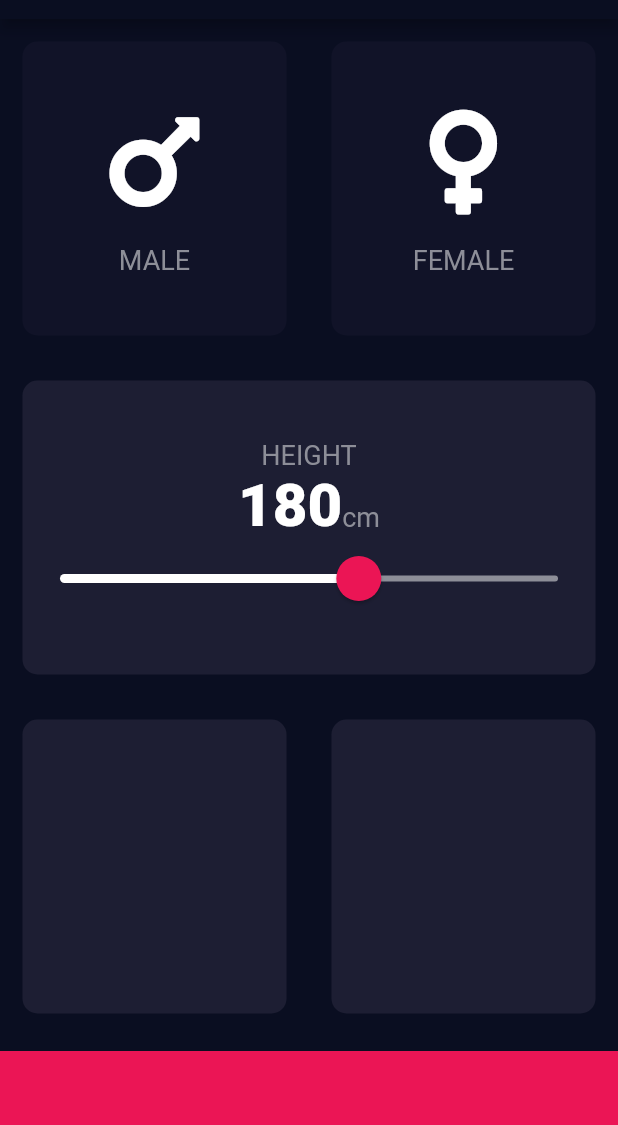
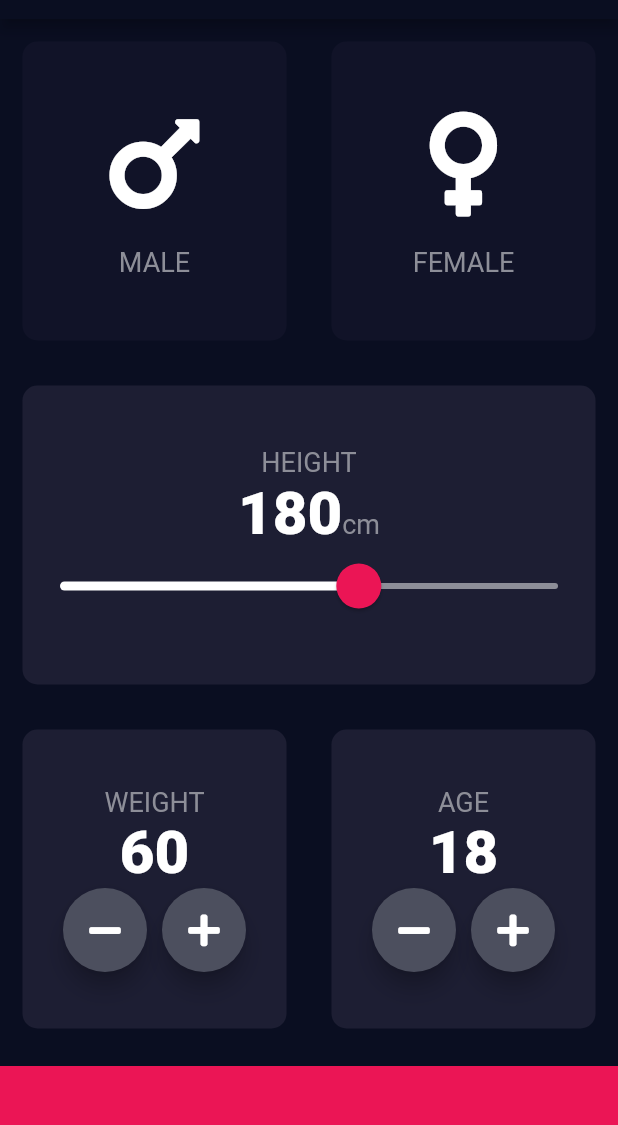
Before and after one commit to malgwi/BMI, a Flutter app: the screen it shows after launch, on a phone screen of 412 x 824 dp, the part 65-1190 px from its top. Run offline on Flutter 3.47's test engine with Material 2 defaults, Android fonts, the phone set to English and light mode, and no system bars; our stand-ins replace font_awesome_flutter.

Commit message:
UI completed

```diff
--- a/lib/constants.dart
+++ b/lib/constants.dart
@@ -1,7 +1,7 @@
 import 'package:flutter/material.dart';
 
 // const for colors and height
-const kBottomContainerHeight = 80.0;
+const kBottomContainerHeight = 70.0;
 const kActiveCardColor = Color(0xff1d1e33);
 const kInactiveCardColor = Color(0xff111328);
 const kBottomContainerColor = Color(0xffeb1555);
--- a/lib/input_page.dart
+++ b/lib/input_page.dart
@@ -17,6 +17,8 @@ class InputPage extends StatefulWidget {
 class _InputPageState extends State<InputPage> {
   Gender selectedGender;
   int height = 180;
+  int weight = 60;
+  int age = 18;
 
   @override
   Widget build(BuildContext context) {
@@ -89,6 +91,7 @@ class _InputPageState extends State<InputPage> {
                         )
                       ],
                     ),
+                    SizedBox(width: 15.0),
                     SliderTheme(
                       data: SliderTheme.of(context).copyWith(
                         activeTrackColor: Colors.white,
@@ -121,11 +124,85 @@ class _InputPageState extends State<InputPage> {
                 Expanded(
                   child: ReusableCard(
                     colour: kActiveCardColor,
+                    cardChild: Column(
+                      mainAxisAlignment: MainAxisAlignment.center,
+                      children: <Widget>[
+                        Text(
+                          'WEIGHT',
+                          style: kLabelTextStyle,
+                        ),
+                        Text(
+                          weight.toString(),
+                          style: kNumberTextStyle,
+                        ),
+                        Row(
+                          mainAxisAlignment: MainAxisAlignment.center,
+                          children: <Widget>[
+                            RoundActionButton(
+                              icon: FontAwesomeIcons.minus,
+                              onPressed: () {
+                                setState(() {
+                                  weight--;
+                                });
+                              },
+                            ),
+                            SizedBox(
+                              width: 10.0,
+                            ),
+                            RoundActionButton(
+                              icon: FontAwesomeIcons.plus,
+                              onPressed: () {
+                                setState(() {
+                                  weight++;
+                                });
+                              },
+                            ),
+                          ],
+                        )
+                      ],
+                    ),
                   ),
                 ),
                 Expanded(
                   child: ReusableCard(
                     colour: kActiveCardColor,
+                    cardChild: Column(
+                      mainAxisAlignment: MainAxisAlignment.center,
+                      children: <Widget>[
+                        Text(
+                          'AGE',
+                          style: kLabelTextStyle,
+                        ),
+                        Text(
+                          age.toString(),
+                          style: kNumberTextStyle,
+                        ),
+                        Row(
+                          mainAxisAlignment: MainAxisAlignment.center,
+                          children: <Widget>[
+                            RoundActionButton(
+                              icon: FontAwesomeIcons.minus,
+                              onPressed: () {
+                                setState(() {
+                                  age--;
+                                });
+                              },
+                            ),
+                            SizedBox(
+                              width: 10.0,
+                            ),
+                            RoundActionButton(
+                              icon: FontAwesomeIcons.plus,
+                              onPressed: () {
+                                setState(() {
+                                  age++;
+                                });
+                              },
+                            ),
+                          ],
+                        )
+                      ],
+                    ),
                   ),
                 ),
               ],
@@ -140,3 +217,25 @@ class _InputPageState extends State<InputPage> {
         ));
   }
 }
+
+class RoundActionButton extends StatelessWidget {
+  RoundActionButton({@required this.icon, @required this.onPressed});
+
+  final IconData icon;
+  final Function onPressed;
+
+  @override
+  Widget build(BuildContext context) {
+    return RawMaterialButton(
+      child: Icon(icon),
+      onPressed: onPressed,
+      elevation: 6.0,
+      constraints: BoxConstraints.tightFor(
+        width: 56.0,
+        height: 56.0,
+      ),
+      shape: CircleBorder(),
+      fillColor: Color(0xff4c4f5e),
+    );
+  }
+}
```
